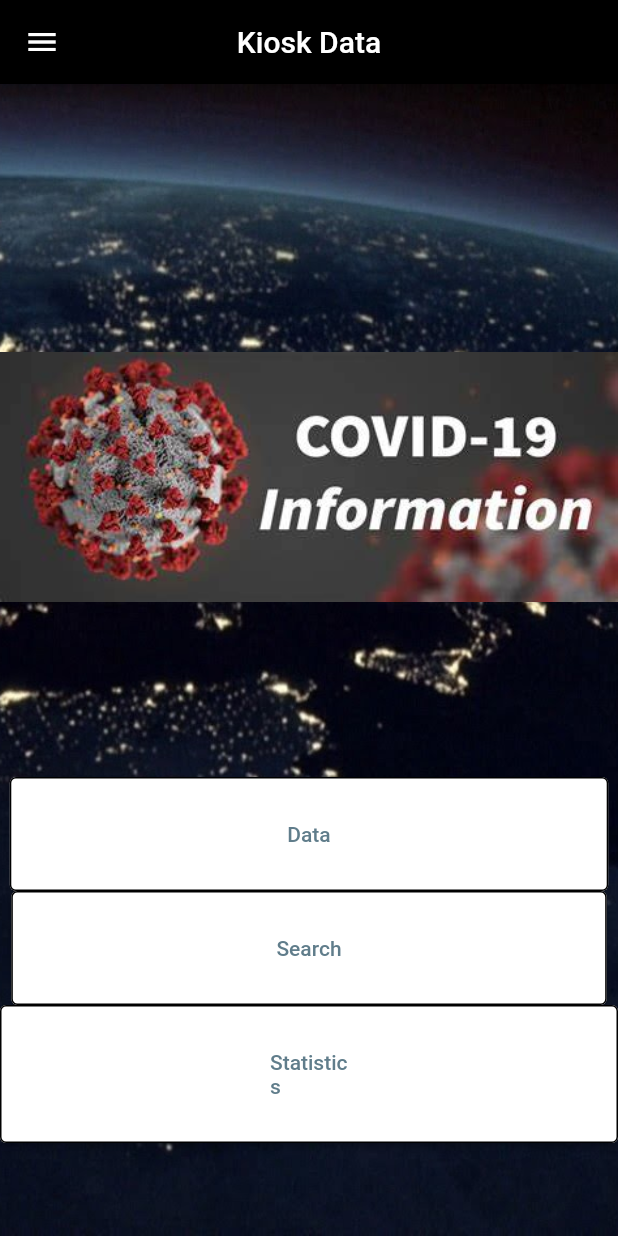
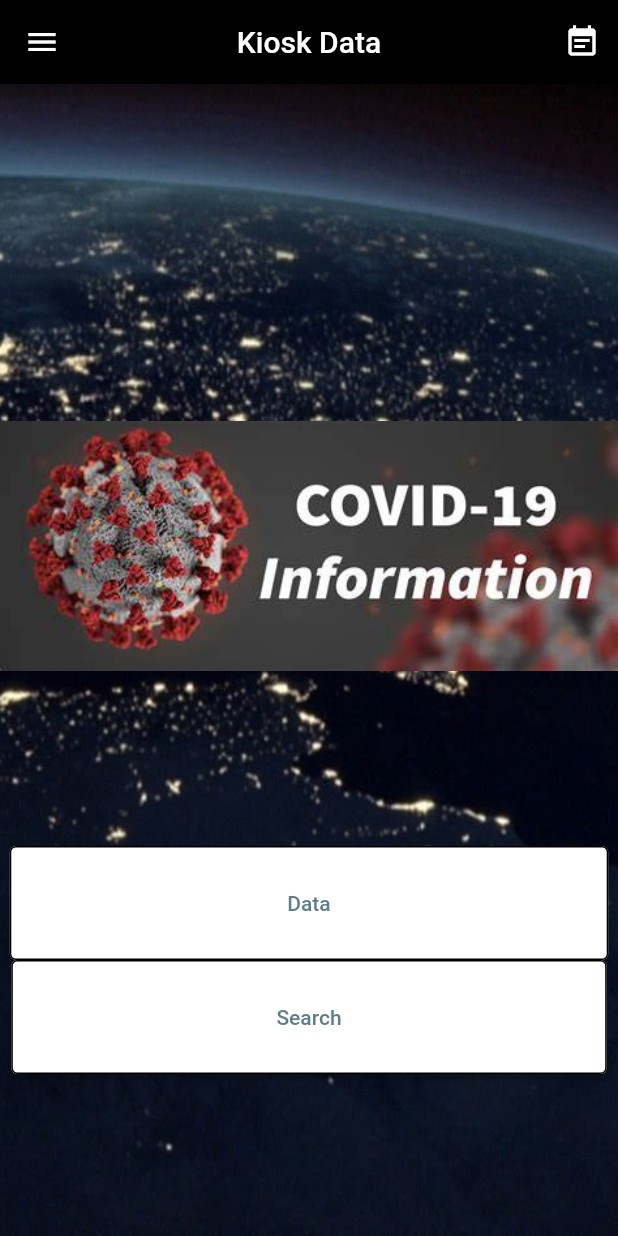
Before and after one commit to irenejijo/project_kiosk_b3, a Flutter app: the MainScreen screen opened directly, on a phone screen of 412 x 824 dp. Run offline on Flutter 3.47's test engine with Material 2 defaults, Android fonts, the phone set to English and light mode, and no system bars; our stand-ins replace firebase_core, firebase_database, webview_flutter; missing offline and left inert: cloud_firestore_web, firebase_auth_web, firebase_core_web; accounts and stored records are empty.

Commit message:
Update mainscreen.dart

```diff
--- a/lib/mainscreen.dart
+++ b/lib/mainscreen.dart
@@ -1,4 +1,3 @@
-
 import 'package:flutter/material.dart';
 import 'secondscreen.dart';
 import 'thirdscreen.dart';
@@ -11,11 +10,7 @@ class MainScreen extends StatefulWidget {
 }
 
 class _MainScreen extends State<MainScreen> {
-
-
-
-
-@override
+  @override
   Widget build(BuildContext context) {
     return Scaffold(
         appBar: AppBar(
@@ -25,6 +20,17 @@ class _MainScreen extends State<MainScreen> {
           textTheme: Theme.of(context).textTheme.apply(
                 bodyColor: Colors.white,
               ),
+          actions: <Widget>[
+            IconButton(
+              icon: const Icon(Icons.event_note),
+              onPressed: () {
+                Navigator.push(
+                  context,
+                  MaterialPageRoute(builder: (context) => FourthScreen()),
+                );
+              },
+            ),
+          ],
         ),
         drawer: Drawer(
           child: ListView(
@@ -33,8 +39,7 @@ class _MainScreen extends State<MainScreen> {
                 child: UserAccountsDrawerHeader(
                   currentAccountPicture: CircleAvatar(
                     backgroundImage: NetworkImage(
-                      "https://flutterx.com/thumbnails/artifact-1?clear_cache=1"
-                      ),
+                        "https://flutterx.com/thumbnails/artifact-1?clear_cache=1"),
                     backgroundColor: Color(0xff00BCD5),
                   ),
                   accountName: Text(
@@ -49,7 +54,6 @@ class _MainScreen extends State<MainScreen> {
                 title: Text('Data'),
                 leading: Icon(Icons.folder),
                 onTap: () {
-
                   Navigator.push(
                     context,
                     MaterialPageRoute(builder: (context) => SecondScreen()),
@@ -60,7 +64,6 @@ class _MainScreen extends State<MainScreen> {
                 title: Text('Search'),
                 leading: Icon(Icons.people),
                 onTap: () {
-
                   Navigator.push(
                     context,
                     MaterialPageRoute(builder: (context) => ThirdScreen()),
@@ -143,30 +146,6 @@ class _MainScreen extends State<MainScreen> {
                       );
                     },
                   ),
-                  new ElevatedButton(
-                    child: Text(
-                      "Statistics",
-                    ),
-                    style: ElevatedButton.styleFrom(
-                        onPrimary: Colors.blueGrey,
-                        primary: Colors.white,
-                        onSurface: Colors.grey,
-                        side: BorderSide(color: Colors.black, width: 1),
-                        padding: EdgeInsets.symmetric(
-                            vertical: 30, horizontal: 180)),
-                    onPressed: () {
-                      Navigator.push(
-                        context,
-                        MaterialPageRoute(builder: (context) => FourthScreen()),
-                      );
-                    },
-                  ),
-                ])
-
-
-                )
-
-
-                );
+                ])));
   }
 }
```
